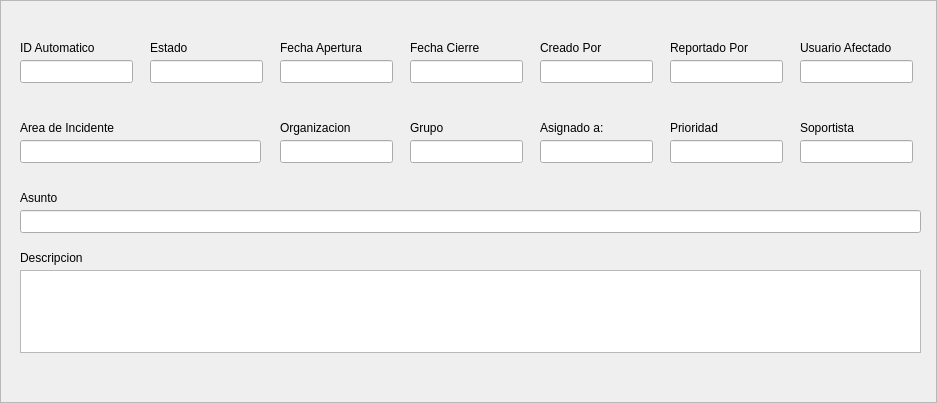
foxcarlos/asiste, file src/ods.ui: the form before one commit.
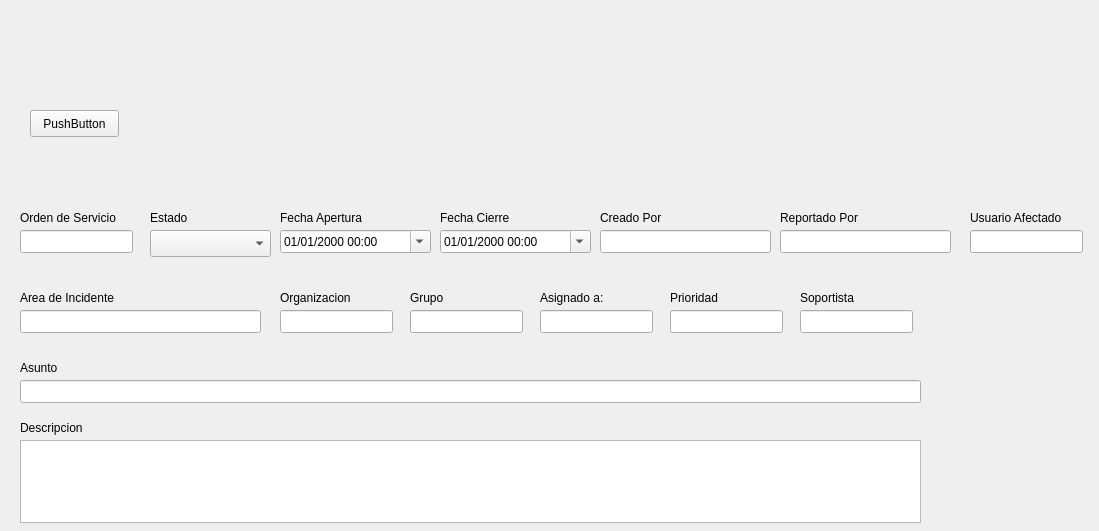
The form after the commit.

Commit message: new file:   asiste.py new file:   autocompletar.py new file:   combo.py new file:   config.conf modified:   src/ods.ui modified:   tablas.ods new file:   ui2py.sh new file:   windowUi.py

```diff
--- a/src/ods.ui
+++ b/src/ods.ui
@@ -1,75 +1,118 @@
 <?xml version="1.0" encoding="UTF-8"?>
 <ui version="4.0">
- <class>Frame</class>
- <widget class="QFrame" name="Frame">
+ <class>Form</class>
+ <widget class="QWidget" name="Form">
   <property name="geometry">
    <rect>
     <x>0</x>
     <y>0</y>
-    <width>937</width>
-    <height>403</height>
+    <width>1099</width>
+    <height>531</height>
    </rect>
   </property>
   <property name="windowTitle">
-   <string>Frame</string>
+   <string>Form</string>
   </property>
-  <property name="frameShape">
-   <enum>QFrame::StyledPanel</enum>
-  </property>
-  <property name="frameShadow">
-   <enum>QFrame::Raised</enum>
-  </property>
+  <widget class="QLineEdit" name="lineEdit_9">
+   <property name="geometry">
+    <rect>
+     <x>20</x>
+     <y>310</y>
+     <width>241</width>
+     <height>23</height>
+    </rect>
+   </property>
+  </widget>
+  <widget class="QLabel" name="label_13">
+   <property name="geometry">
+    <rect>
+     <x>670</x>
+     <y>290</y>
+     <width>111</width>
+     <height>16</height>
+    </rect>
+   </property>
+   <property name="text">
+    <string>Prioridad</string>
+   </property>
+  </widget>
+  <widget class="QLabel" name="label_7">
+   <property name="geometry">
+    <rect>
+     <x>970</x>
+     <y>210</y>
+     <width>111</width>
+     <height>16</height>
+    </rect>
+   </property>
+   <property name="text">
+    <string>Usuario Afectado</string>
+   </property>
+  </widget>
+  <widget class="QLineEdit" name="txtCreadoPor">
+   <property name="geometry">
+    <rect>
+     <x>600</x>
+     <y>230</y>
+     <width>171</width>
+     <height>23</height>
+    </rect>
+   </property>
+  </widget>
+  <widget class="QLabel" name="label_12">
+   <property name="geometry">
+    <rect>
+     <x>20</x>
+     <y>420</y>
+     <width>111</width>
+     <height>16</height>
+    </rect>
+   </property>
+   <property name="text">
+    <string>Descripcion</string>
+   </property>
+  </widget>
+  <widget class="QPlainTextEdit" name="plainTextEdit">
+   <property name="geometry">
+    <rect>
+     <x>20</x>
+     <y>440</y>
+     <width>901</width>
+     <height>83</height>
+    </rect>
+   </property>
+  </widget>
   <widget class="QLabel" name="label">
    <property name="geometry">
     <rect>
      <x>20</x>
-     <y>40</y>
-     <width>101</width>
+     <y>210</y>
+     <width>121</width>
      <height>16</height>
     </rect>
    </property>
    <property name="text">
-    <string>ID Automatico</string>
+    <string>Orden de Servicio</string>
    </property>
   </widget>
-  <widget class="QLineEdit" name="lineEdit">
+  <widget class="QLabel" name="label_5">
    <property name="geometry">
     <rect>
-     <x>20</x>
-     <y>60</y>
-     <width>113</width>
-     <height>23</height>
-    </rect>
-   </property>
-  </widget>
-  <widget class="QLabel" name="label_2">
-   <property name="geometry">
-    <rect>
-     <x>150</x>
-     <y>40</y>
-     <width>61</width>
+     <x>600</x>
+     <y>210</y>
+     <width>111</width>
      <height>16</height>
     </rect>
    </property>
    <property name="text">
-    <string>Estado</string>
-   </property>
-  </widget>
-  <widget class="QLineEdit" name="lineEdit_2">
-   <property name="geometry">
-    <rect>
-     <x>150</x>
-     <y>60</y>
-     <width>113</width>
-     <height>23</height>
-    </rect>
+    <string>Creado Por</string>
    </property>
   </widget>
   <widget class="QLabel" name="label_3">
    <property name="geometry">
     <rect>
      <x>280</x>
-     <y>40</y>
+     <y>210</y>
      <width>111</width>
      <height>16</height>
     </rect>
@@ -78,21 +121,34 @@
     <string>Fecha Apertura</string>
    </property>
   </widget>
-  <widget class="QLineEdit" name="lineEdit_3">
+  <widget class="QLineEdit" name="lineEdit_15">
    <property name="geometry">
     <rect>
-     <x>280</x>
-     <y>60</y>
+     <x>800</x>
+     <y>310</y>
      <width>113</width>
      <height>23</height>
     </rect>
    </property>
   </widget>
+  <widget class="QLabel" name="label_10">
+   <property name="geometry">
+    <rect>
+     <x>410</x>
+     <y>290</y>
+     <width>111</width>
+     <height>16</height>
+    </rect>
+   </property>
+   <property name="text">
+    <string>Grupo</string>
+   </property>
+  </widget>
   <widget class="QLabel" name="label_4">
    <property name="geometry">
     <rect>
-     <x>410</x>
-     <y>40</y>
+     <x>440</x>
+     <y>210</y>
      <width>111</width>
      <height>16</height>
     </rect>
@@ -101,90 +157,47 @@
     <string>Fecha Cierre</string>
    </property>
   </widget>
-  <widget class="QLineEdit" name="lineEdit_4">
+  <widget class="QLabel" name="label_15">
+   <property name="geometry">
+    <rect>
+     <x>800</x>
+     <y>290</y>
+     <width>111</width>
+     <height>16</height>
+    </rect>
+   </property>
+   <property name="text">
+    <string>Soportista</string>
+   </property>
+  </widget>
+  <widget class="QLabel" name="label_11">
+   <property name="geometry">
+    <rect>
+     <x>20</x>
+     <y>290</y>
+     <width>121</width>
+     <height>16</height>
+    </rect>
+   </property>
+   <property name="text">
+    <string>Area de Incidente</string>
+   </property>
+  </widget>
+  <widget class="QLineEdit" name="lineEdit_11">
    <property name="geometry">
     <rect>
      <x>410</x>
-     <y>60</y>
+     <y>310</y>
      <width>113</width>
      <height>23</height>
     </rect>
    </property>
   </widget>
-  <widget class="QLineEdit" name="lineEdit_5">
-   <property name="geometry">
-    <rect>
-     <x>540</x>
-     <y>60</y>
-     <width>113</width>
-     <height>23</height>
-    </rect>
-   </property>
-  </widget>
-  <widget class="QLabel" name="label_5">
-   <property name="geometry">
-    <rect>
-     <x>540</x>
-     <y>40</y>
-     <width>111</width>
-     <height>16</height>
-    </rect>
-   </property>
-   <property name="text">
-    <string>Creado Por</string>
-   </property>
-  </widget>
-  <widget class="QLineEdit" name="lineEdit_6">
-   <property name="geometry">
-    <rect>
-     <x>670</x>
-     <y>60</y>
-     <width>113</width>
-     <height>23</height>
-    </rect>
-   </property>
-  </widget>
-  <widget class="QLabel" name="label_6">
-   <property name="geometry">
-    <rect>
-     <x>670</x>
-     <y>40</y>
-     <width>111</width>
-     <height>16</height>
-    </rect>
-   </property>
-   <property name="text">
-    <string>Reportado Por</string>
-   </property>
-  </widget>
-  <widget class="QLineEdit" name="lineEdit_7">
-   <property name="geometry">
-    <rect>
-     <x>800</x>
-     <y>60</y>
-     <width>113</width>
-     <height>23</height>
-    </rect>
-   </property>
-  </widget>
-  <widget class="QLabel" name="label_7">
-   <property name="geometry">
-    <rect>
-     <x>800</x>
-     <y>40</y>
-     <width>111</width>
-     <height>16</height>
-    </rect>
-   </property>
-   <property name="text">
-    <string>Usuario Afectado</string>
-   </property>
-  </widget>
   <widget class="QLabel" name="label_8">
    <property name="geometry">
     <rect>
      <x>540</x>
-     <y>120</y>
+     <y>290</y>
      <width>101</width>
      <height>16</height>
     </rect>
@@ -193,11 +206,47 @@
     <string>Asignado a:</string>
    </property>
   </widget>
+  <widget class="QLineEdit" name="lineEdit_5">
+   <property name="geometry">
+    <rect>
+     <x>780</x>
+     <y>230</y>
+     <width>171</width>
+     <height>23</height>
+    </rect>
+   </property>
+  </widget>
+  <widget class="QComboBox" name="cbxEstado">
+   <property name="geometry">
+    <rect>
+     <x>150</x>
+     <y>230</y>
+     <width>121</width>
+     <height>27</height>
+    </rect>
+   </property>
+   <property name="editable">
+    <bool>false</bool>
+   </property>
+  </widget>
+  <widget class="QLabel" name="label_2">
+   <property name="geometry">
+    <rect>
+     <x>150</x>
+     <y>210</y>
+     <width>61</width>
+     <height>16</height>
+    </rect>
+   </property>
+   <property name="text">
+    <string>Estado</string>
+   </property>
+  </widget>
   <widget class="QLabel" name="label_9">
    <property name="geometry">
     <rect>
      <x>280</x>
-     <y>120</y>
+     <y>290</y>
      <width>111</width>
      <height>16</height>
     </rect>
@@ -206,90 +255,11 @@
     <string>Organizacion</string>
    </property>
   </widget>
-  <widget class="QLineEdit" name="lineEdit_8">
+  <widget class="QLineEdit" name="lineEdit_7">
    <property name="geometry">
     <rect>
-     <x>20</x>
-     <y>210</y>
-     <width>901</width>
-     <height>23</height>
-    </rect>
-   </property>
-  </widget>
-  <widget class="QLineEdit" name="lineEdit_9">
-   <property name="geometry">
-    <rect>
-     <x>20</x>
-     <y>140</y>
-     <width>241</width>
-     <height>23</height>
-    </rect>
-   </property>
-  </widget>
-  <widget class="QLineEdit" name="lineEdit_10">
-   <property name="geometry">
-    <rect>
-     <x>280</x>
-     <y>140</y>
-     <width>113</width>
-     <height>23</height>
-    </rect>
-   </property>
-  </widget>
-  <widget class="QLabel" name="label_10">
-   <property name="geometry">
-    <rect>
-     <x>410</x>
-     <y>120</y>
-     <width>111</width>
-     <height>16</height>
-    </rect>
-   </property>
-   <property name="text">
-    <string>Grupo</string>
-   </property>
-  </widget>
-  <widget class="QLineEdit" name="lineEdit_11">
-   <property name="geometry">
-    <rect>
-     <x>410</x>
-     <y>140</y>
-     <width>113</width>
-     <height>23</height>
-    </rect>
-   </property>
-  </widget>
-  <widget class="QLabel" name="label_11">
-   <property name="geometry">
-    <rect>
-     <x>20</x>
-     <y>120</y>
-     <width>121</width>
-     <height>16</height>
-    </rect>
-   </property>
-   <property name="text">
-    <string>Area de Incidente</string>
-   </property>
-  </widget>
-  <widget class="QLabel" name="label_12">
-   <property name="geometry">
-    <rect>
-     <x>20</x>
-     <y>250</y>
-     <width>111</width>
-     <height>16</height>
-    </rect>
-   </property>
-   <property name="text">
-    <string>Descripcion</string>
-   </property>
-  </widget>
-  <widget class="QLineEdit" name="lineEdit_12">
-   <property name="geometry">
-    <rect>
-     <x>540</x>
-     <y>140</y>
+     <x>970</x>
+     <y>230</y>
      <width>113</width>
      <height>23</height>
     </rect>
@@ -299,30 +269,30 @@
    <property name="geometry">
     <rect>
      <x>670</x>
-     <y>140</y>
+     <y>310</y>
      <width>113</width>
      <height>23</height>
     </rect>
    </property>
   </widget>
-  <widget class="QLabel" name="label_13">
+  <widget class="QLabel" name="label_6">
    <property name="geometry">
     <rect>
-     <x>670</x>
-     <y>120</y>
+     <x>780</x>
+     <y>210</y>
      <width>111</width>
      <height>16</height>
     </rect>
    </property>
    <property name="text">
-    <string>Prioridad</string>
+    <string>Reportado Por</string>
    </property>
   </widget>
   <widget class="QLabel" name="label_14">
    <property name="geometry">
     <rect>
      <x>20</x>
-     <y>190</y>
+     <y>360</y>
      <width>111</width>
      <height>16</height>
     </rect>
@@ -331,37 +301,95 @@
     <string>Asunto</string>
    </property>
   </widget>
-  <widget class="QPlainTextEdit" name="plainTextEdit">
+  <widget class="QLineEdit" name="lineEdit">
    <property name="geometry">
     <rect>
      <x>20</x>
-     <y>270</y>
+     <y>230</y>
+     <width>113</width>
+     <height>23</height>
+    </rect>
+   </property>
+  </widget>
+  <widget class="QLineEdit" name="lineEdit_8">
+   <property name="geometry">
+    <rect>
+     <x>20</x>
+     <y>380</y>
      <width>901</width>
-     <height>83</height>
+     <height>23</height>
     </rect>
    </property>
   </widget>
-  <widget class="QLineEdit" name="lineEdit_15">
+  <widget class="QLineEdit" name="lineEdit_10">
    <property name="geometry">
     <rect>
-     <x>800</x>
-     <y>140</y>
+     <x>280</x>
+     <y>310</y>
      <width>113</width>
      <height>23</height>
     </rect>
    </property>
   </widget>
-  <widget class="QLabel" name="label_15">
+  <widget class="QLineEdit" name="lineEdit_12">
    <property name="geometry">
     <rect>
-     <x>800</x>
-     <y>120</y>
-     <width>111</width>
-     <height>16</height>
+     <x>540</x>
+     <y>310</y>
+     <width>113</width>
+     <height>23</height>
+    </rect>
+   </property>
+  </widget>
+  <widget class="QPushButton" name="btnCombo">
+   <property name="geometry">
+    <rect>
+     <x>30</x>
+     <y>110</y>
+     <width>89</width>
+     <height>27</height>
     </rect>
    </property>
    <property name="text">
-    <string>Soportista</string>
+    <string>PushButton</string>
+   </property>
+  </widget>
+  <widget class="QDateTimeEdit" name="dateTimeEdit">
+   <property name="geometry">
+    <rect>
+     <x>280</x>
+     <y>230</y>
+     <width>151</width>
+     <height>23</height>
+    </rect>
+   </property>
+   <property name="wrapping">
+    <bool>false</bool>
+   </property>
+   <property name="displayFormat">
+    <string>dd/MM/yyyy HH:mm</string>
+   </property>
+   <property name="calendarPopup">
+    <bool>true</bool>
+   </property>
+  </widget>
+  <widget class="QDateTimeEdit" name="dateTimeEdit_2">
+   <property name="geometry">
+    <rect>
+     <x>440</x>
+     <y>230</y>
+     <width>151</width>
+     <height>23</height>
+    </rect>
+   </property>
+   <property name="wrapping">
+    <bool>false</bool>
+   </property>
+   <property name="displayFormat">
+    <string>dd/MM/yyyy HH:mm</string>
+   </property>
+   <property name="calendarPopup">
+    <bool>true</bool>
    </property>
   </widget>
  </widget>
```
Left out of the diff: 14 changed lines with no effect on the pictures. The commit also changes 7 other files.
